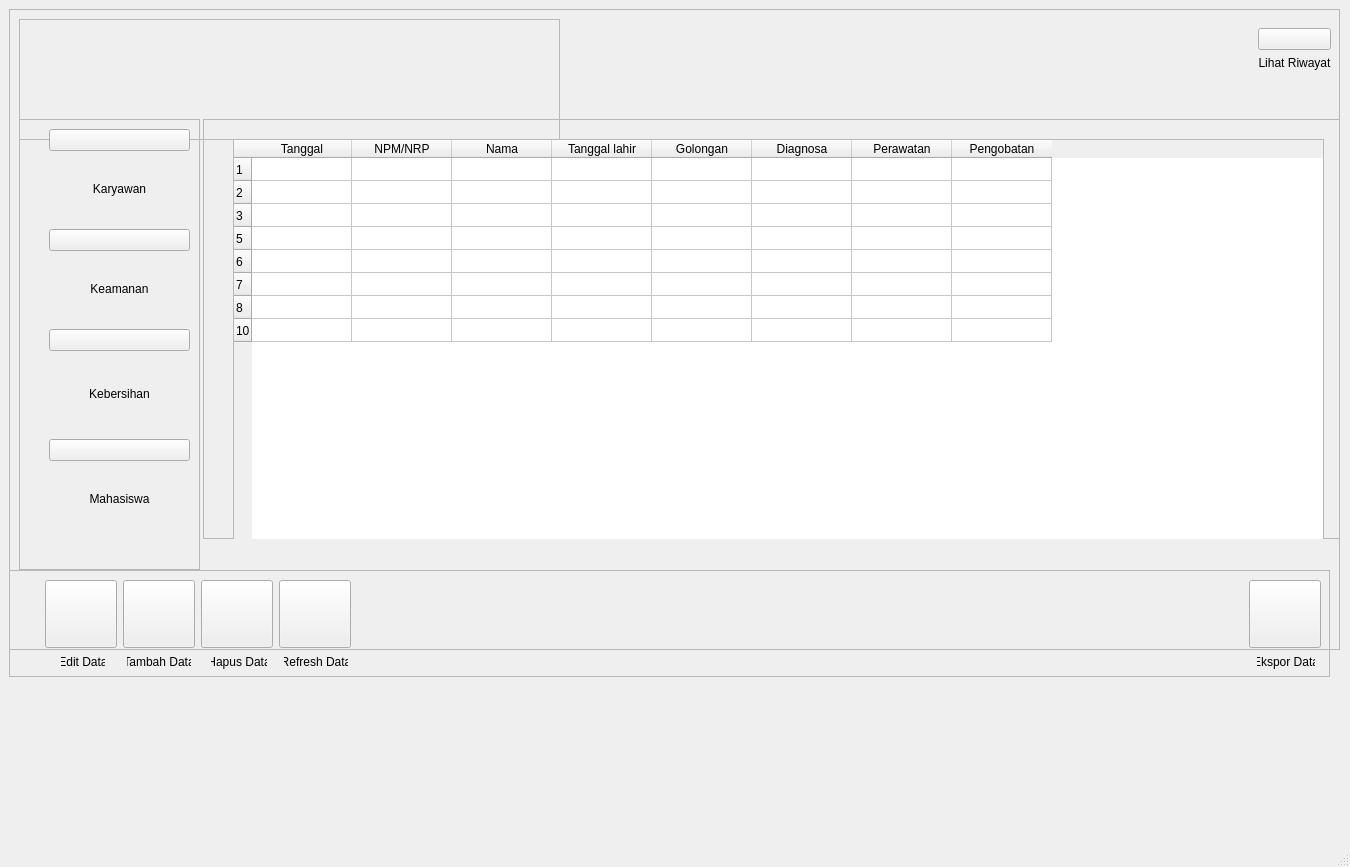
Old version of the form UI/tampilan_baru.ui in the repository rakhid16/pkl.
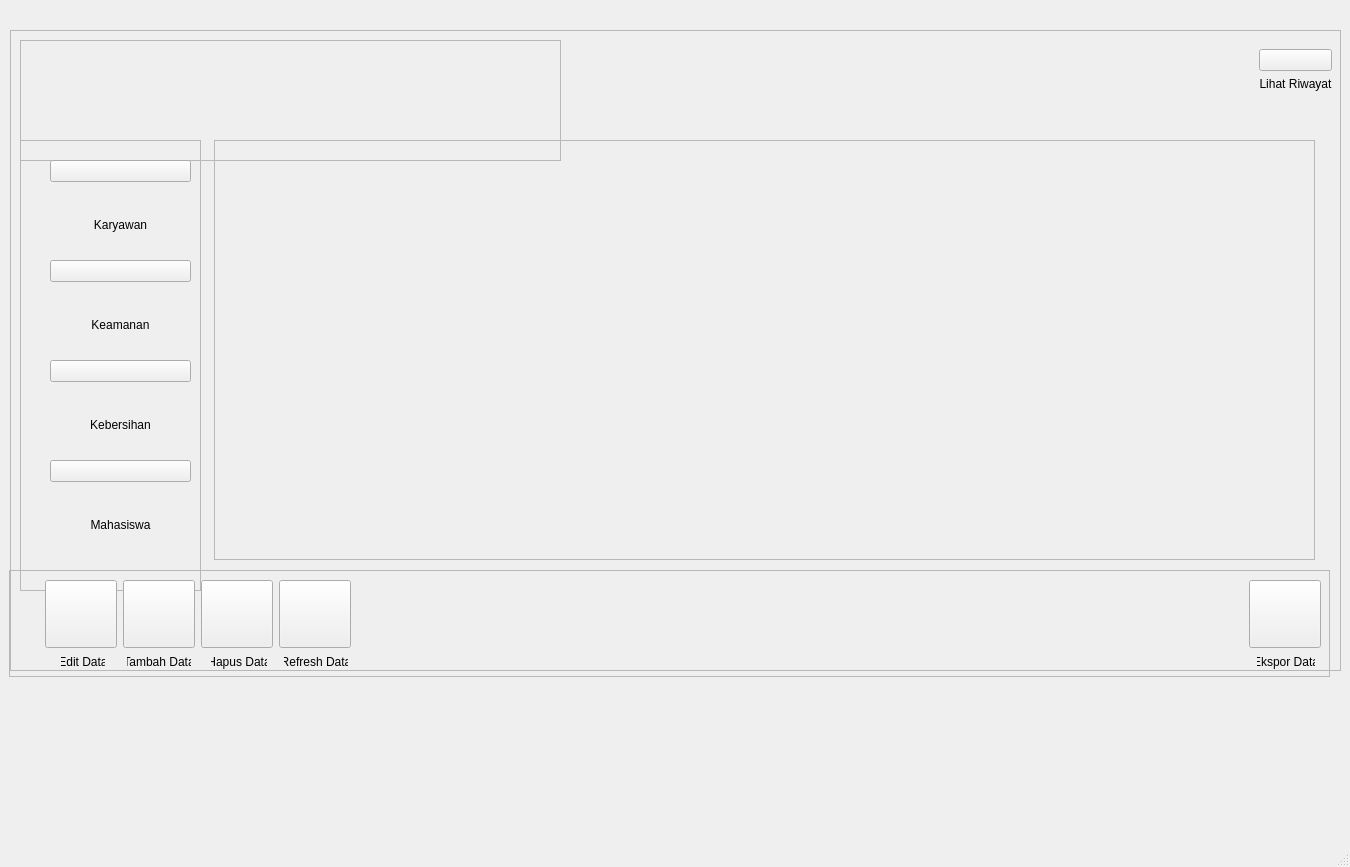
New version of the form. Icons and pictures are not drawn.

Commit message: ui tablewidget hapus

```diff
--- a/UI/tampilan_baru.ui
+++ b/UI/tampilan_baru.ui
@@ -17,8 +17,8 @@
    <widget class="QFrame" name="frame">
     <property name="geometry">
      <rect>
-      <x>9</x>
-      <y>9</y>
+      <x>10</x>
+      <y>30</y>
       <width>1331</width>
       <height>641</height>
      </rect>
@@ -32,9 +32,9 @@
     <widget class="QFrame" name="frame_5">
      <property name="geometry">
       <rect>
-       <x>194</x>
+       <x>204</x>
        <y>110</y>
-       <width>1141</width>
+       <width>1101</width>
        <height>420</height>
       </rect>
      </property>
@@ -44,126 +44,6 @@
      <property name="frameShadow">
       <enum>QFrame::Raised</enum>
      </property>
-     <widget class="QTableWidget" name="tableWidget">
-      <property name="geometry">
-       <rect>
-        <x>30</x>
-        <y>20</y>
-        <width>1091</width>
-        <height>401</height>
-       </rect>
-      </property>
-      <property name="frameShadow">
-       <enum>QFrame::Raised</enum>
-      </property>
-      <attribute name="horizontalHeaderVisible">
-       <bool>true</bool>
-      </attribute>
-      <attribute name="horizontalHeaderCascadingSectionResizes">
-       <bool>false</bool>
-      </attribute>
-      <attribute name="horizontalHeaderHighlightSections">
-       <bool>true</bool>
-      </attribute>
-      <attribute name="horizontalHeaderShowSortIndicator" stdset="0">
-       <bool>false</bool>
-      </attribute>
-      <attribute name="horizontalHeaderStretchLastSection">
-       <bool>false</bool>
-      </attribute>
-      <attribute name="verticalHeaderVisible">
-       <bool>true</bool>
-      </attribute>
-      <attribute name="verticalHeaderCascadingSectionResizes">
-       <bool>false</bool>
-      </attribute>
-      <attribute name="verticalHeaderDefaultSectionSize">
-       <number>23</number>
-      </attribute>
-      <attribute name="verticalHeaderHighlightSections">
-       <bool>true</bool>
-      </attribute>
-      <row>
-       <property name="text">
-        <string>1</string>
-       </property>
-      </row>
-      <row>
-       <property name="text">
-        <string>2</string>
-       </property>
-      </row>
-      <row>
-       <property name="text">
-        <string>3</string>
-       </property>
-      </row>
-      <row>
-       <property name="text">
-        <string>5</string>
-       </property>
-      </row>
-      <row>
-       <property name="text">
-        <string>6</string>
-       </property>
-      </row>
-      <row>
-       <property name="text">
-        <string>7</string>
-       </property>
-      </row>
-      <row>
-       <property name="text">
-        <string>8</string>
-       </property>
-      </row>
-      <row>
-       <property name="text">
-        <string>10</string>
-       </property>
-      </row>
-      <column>
-       <property name="text">
-        <string>Tanggal</string>
-       </property>
-      </column>
-      <column>
-       <property name="text">
-        <string>NPM/NRP</string>
-       </property>
-      </column>
-      <column>
-       <property name="text">
-        <string>Nama</string>
-       </property>
-      </column>
-      <column>
-       <property name="text">
-        <string>Tanggal lahir</string>
-       </property>
-      </column>
-      <column>
-       <property name="text">
-        <string>Golongan</string>
-       </property>
-      </column>
-      <column>
-       <property name="text">
-        <string>Diagnosa</string>
-       </property>
-      </column>
-      <column>
-       <property name="text">
-        <string>Perawatan</string>
-       </property>
-      </column>
-      <column>
-       <property name="text">
-        <string>Pengobatan</string>
-       </property>
-      </column>
-     </widget>
     </widget>
     <widget class="QFrame" name="frame_3">
      <property name="geometry">
@@ -323,9 +203,9 @@
       <property name="geometry">
        <rect>
         <x>30</x>
-        <y>10</y>
+        <y>20</y>
         <width>141</width>
-        <height>91</height>
+        <height>101</height>
        </rect>
       </property>
       <layout class="QVBoxLayout" name="verticalLayout_7">
@@ -362,9 +242,9 @@
       <property name="geometry">
        <rect>
         <x>30</x>
-        <y>110</y>
+        <y>120</y>
         <width>141</width>
-        <height>91</height>
+        <height>101</height>
        </rect>
       </property>
       <layout class="QVBoxLayout" name="verticalLayout_6">
@@ -401,7 +281,7 @@
       <property name="geometry">
        <rect>
         <x>30</x>
-        <y>210</y>
+        <y>220</y>
         <width>141</width>
         <height>101</height>
        </rect>
@@ -442,7 +322,7 @@
         <x>30</x>
         <y>320</y>
         <width>141</width>
-        <height>91</height>
+        <height>101</height>
        </rect>
       </property>
       <layout class="QVBoxLayout" name="verticalLayout_8">
```
Left out of the diff: 10 changed lines with no effect on the pictures. The commit also changes 1 other file.
